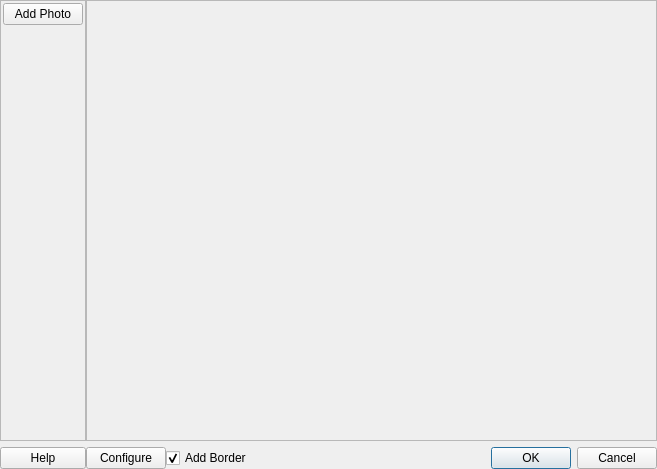
This is src/photogrid_dialog.ui in ksharindam/photoquick as Qt 5 draws it before an edit. The edited form follows.
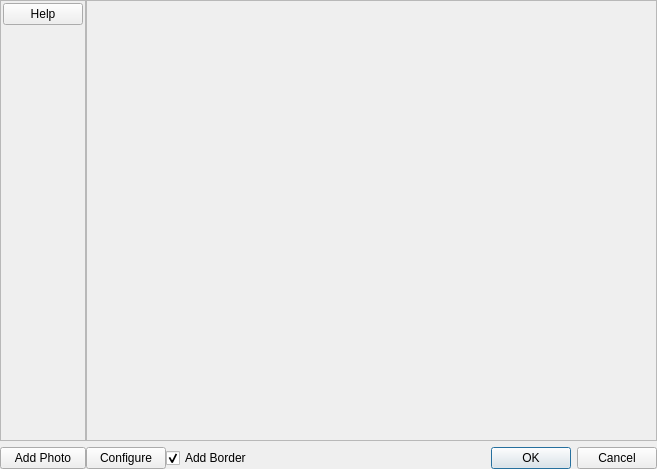
This is the edited form.

```diff
--- a/src/photogrid_dialog.ui
+++ b/src/photogrid_dialog.ui
@@ -33,9 +33,9 @@
        <number>2</number>
       </property>
       <item>
-       <widget class="QPushButton" name="addPhotoBtn">
+       <widget class="QPushButton" name="helpBtn">
         <property name="text">
-         <string>Add Photo</string>
+         <string>Help</string>
         </property>
        </widget>
       </item>
@@ -75,13 +75,6 @@
      </property>
     </widget>
    </item>
-   <item row="2" column="0">
-    <widget class="QPushButton" name="helpBtn">
-     <property name="text">
-      <string>Help</string>
-     </property>
-    </widget>
-   </item>
    <item row="2" column="1">
     <widget class="QPushButton" name="configureBtn">
      <property name="text">
@@ -109,6 +102,13 @@
      </widget>
     </widget>
    </item>
+   <item row="2" column="0">
+    <widget class="QPushButton" name="addPhotoBtn">
+     <property name="text">
+      <string>Add Photo</string>
+     </property>
+    </widget>
+   </item>
   </layout>
  </widget>
  <resources/>
```
Left out of the diff: 4 changed lines with no effect on the pictures.
